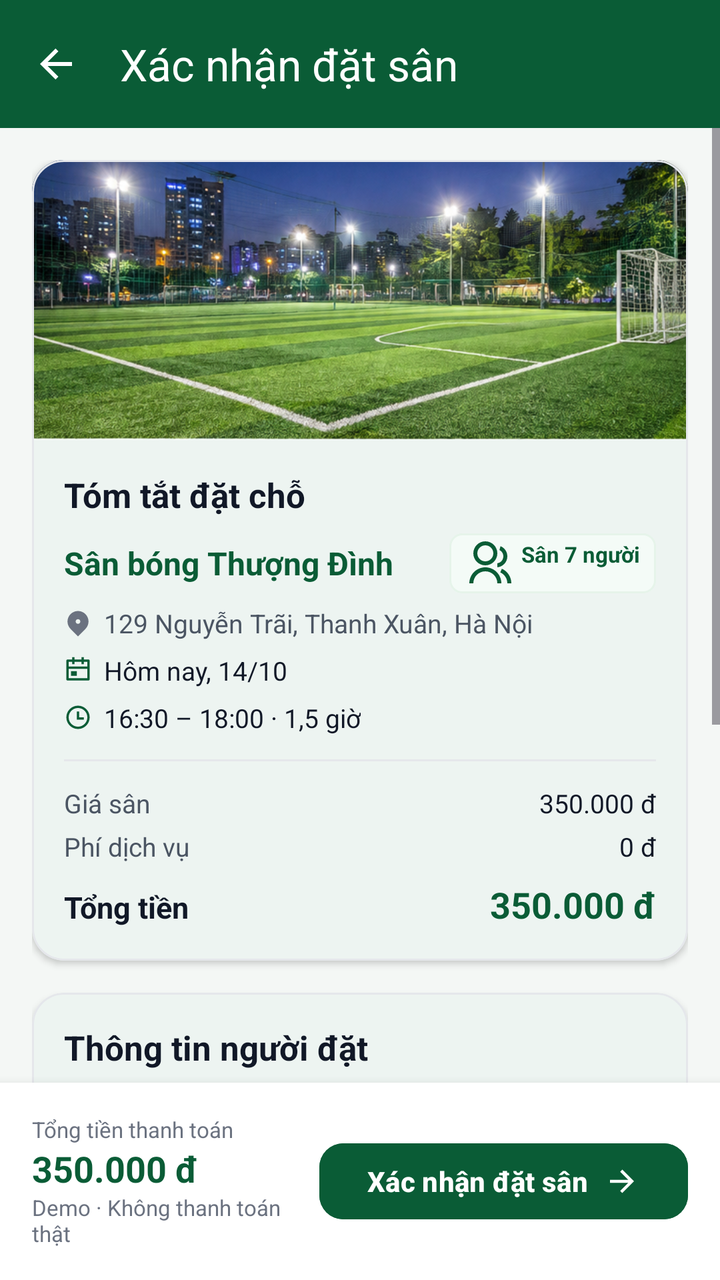
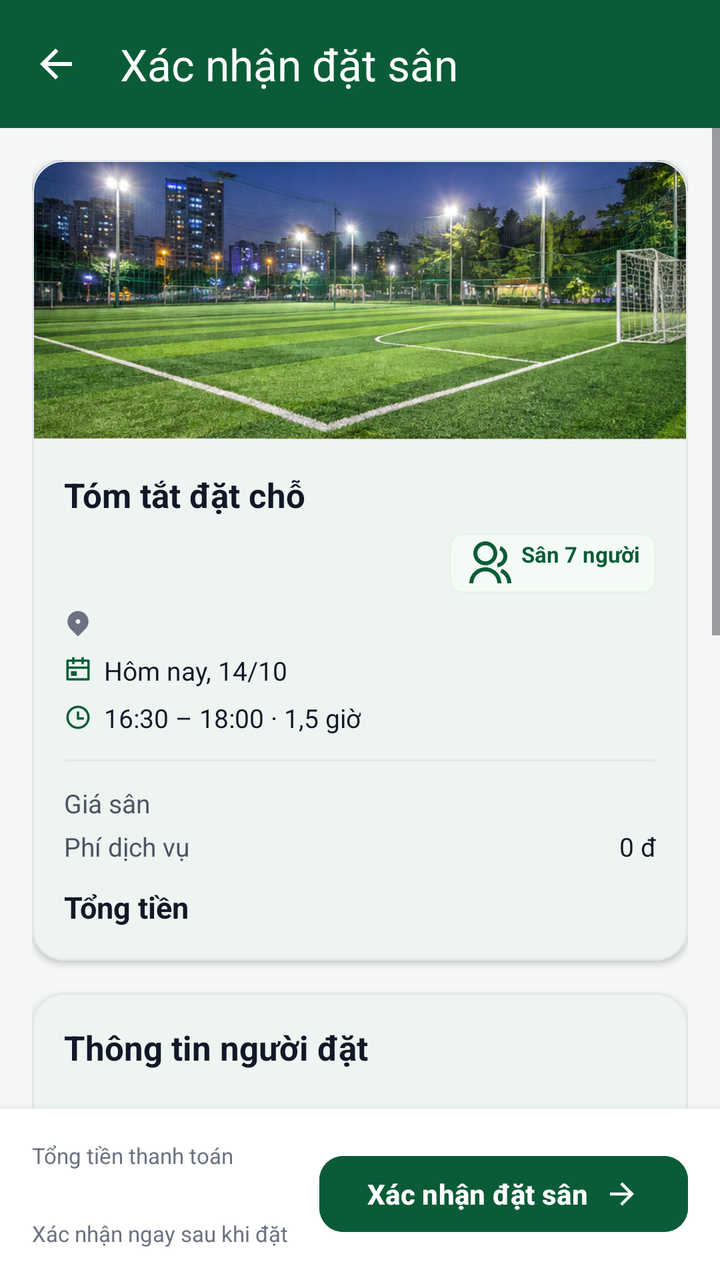

Screens rendered from an Android XML layout before and after an edit, with the pre-edit source and the edit as a unified diff.
<!-- AndroidManifest.xml: application theme Theme.SanBong -->
<!-- res/layout/activity_booking_confirm.xml -->
<?xml version="1.0" encoding="utf-8"?>
<LinearLayout
    xmlns:android="http://schemas.android.com/apk/res/android"
    xmlns:app="http://schemas.android.com/apk/res-auto"
    android:layout_width="match_parent"
    android:layout_height="match_parent"
    android:orientation="vertical"
    android:background="@color/background">

    
    <com.google.android.material.appbar.MaterialToolbar
        android:id="@+id/toolbar"
        android:layout_width="match_parent"
        android:layout_height="wrap_content"
        android:background="@color/primary_green"
        app:titleTextColor="@color/surface"
        app:navigationIcon="@drawable/ic_ri_arrow_left"
        app:navigationIconTint="@color/surface"
        app:title="Xác nhận đặt sân" />

    <ScrollView
        android:layout_width="match_parent"
        android:layout_height="0dp"
        android:layout_weight="1">

        <LinearLayout
            android:layout_width="match_parent"
            android:layout_height="wrap_content"
            android:orientation="vertical"
            android:padding="16dp">

            
            <com.google.android.material.card.MaterialCardView
                android:layout_width="match_parent"
                android:layout_height="wrap_content"
                app:cardCornerRadius="16dp"
                app:cardElevation="2dp"
                app:strokeWidth="1dp"
                app:strokeColor="@color/border"
                app:cardBackgroundColor="@color/surface">

                <LinearLayout
                    android:layout_width="match_parent"
                    android:layout_height="wrap_content"
                    android:orientation="vertical">

                    
                    <ImageView
                        android:id="@+id/ivConfirmBanner"
                        android:layout_width="match_parent"
                        android:layout_height="140dp"
                        android:scaleType="centerCrop"
                        android:src="@drawable/img_pitch_night" />

                    <LinearLayout
                        android:layout_width="match_parent"
                        android:layout_height="wrap_content"
                        android:orientation="vertical"
                        android:padding="16dp">

                        <TextView
                            android:layout_width="wrap_content"
                            android:layout_height="wrap_content"
                            android:text="Tóm tắt đặt chỗ"
                            android:textSize="17sp"
                            android:textStyle="bold"
                            android:textColor="@color/text_primary" />

                        
                        <LinearLayout
                            android:layout_width="match_parent"
                            android:layout_height="wrap_content"
                            android:layout_marginTop="8dp"
                            android:orientation="horizontal"
                            android:gravity="center_vertical">

                            <TextView
                                android:id="@+id/tvSummaryPitchName"
                                android:layout_width="0dp"
                                android:layout_height="wrap_content"
                                android:layout_weight="1"
                                android:textSize="16sp"
                                android:textStyle="bold"
                                android:textColor="@color/primary_green"
                                android:text="Sân bóng Thượng Đình" />

                            <TextView
                                android:id="@+id/tvSummaryPitchType"
                                android:layout_width="wrap_content"
                                android:layout_height="wrap_content"
                                android:background="@drawable/bg_type_badge"
                                android:paddingHorizontal="8dp"
                                android:paddingVertical="3dp"
                                android:textColor="@color/primary_green"
                                android:textSize="11sp"
                                android:textStyle="bold"
                                android:drawableStart="@drawable/ic_ri_group"
                                android:drawablePadding="4dp"
                                app:drawableTint="@color/primary_green"
                                android:text="Sân 7 người" />
                        </LinearLayout>

                        
                        <LinearLayout
                            android:layout_width="match_parent"
                            android:layout_height="wrap_content"
                            android:layout_marginTop="6dp"
                            android:orientation="horizontal"
                            android:gravity="center_vertical">

                            <ImageView
                                android:layout_width="14dp"
                                android:layout_height="14dp"
                                android:src="@drawable/ic_ri_map_pin"
                                app:tint="@color/text_muted" />

                            <TextView
                                android:id="@+id/tvSummaryAddress"
                                android:layout_width="match_parent"
                                android:layout_height="wrap_content"
                                android:layout_marginStart="6dp"
                                android:textSize="13sp"
                                android:textColor="@color/text_secondary"
                                android:text="129 Nguyễn Trãi, Thanh Xuân, Hà Nội" />
                        </LinearLayout>

                        
                        <LinearLayout
                            android:layout_width="match_parent"
                            android:layout_height="wrap_content"
                            android:layout_marginTop="6dp"
                            android:orientation="horizontal"
                            android:gravity="center_vertical">

                            <ImageView
                                android:layout_width="14dp"
                                android:layout_height="14dp"
                                android:src="@drawable/ic_ri_calendar"
                                app:tint="@color/primary_green" />

                            <TextView
                                android:id="@+id/tvSummaryDate"
                                android:layout_width="wrap_content"
                                android:layout_height="wrap_content"
                                android:layout_marginStart="6dp"
                                android:textSize="13sp"
                                android:textColor="@color/text_primary"
                                android:text="Hôm nay, 14/10" />
                        </LinearLayout>

                        <LinearLayout
                            android:layout_width="match_parent"
                            android:layout_height="wrap_content"
                            android:layout_marginTop="6dp"
                            android:orientation="horizontal"
                            android:gravity="center_vertical">

                            <ImageView
                                android:layout_width="14dp"
                                android:layout_height="14dp"
                                android:src="@drawable/ic_ri_time"
                                app:tint="@color/primary_green" />

                            <TextView
                                android:id="@+id/tvSummaryTime"
                                android:layout_width="wrap_content"
                                android:layout_height="wrap_content"
                                android:layout_marginStart="6dp"
                                android:textSize="13sp"
                                android:textColor="@color/text_primary"
                                android:text="16:30 – 18:00 · 1,5 giờ" />
                        </LinearLayout>

                        <View
                            android:layout_width="match_parent"
                            android:layout_height="1dp"
                            android:layout_marginVertical="12dp"
                            android:background="@color/border" />

                        
                        <LinearLayout
                            android:layout_width="match_parent"
                            android:layout_height="wrap_content"
                            android:orientation="horizontal">

                            <TextView
                                android:layout_width="0dp"
                                android:layout_height="wrap_content"
                                android:layout_weight="1"
                                android:textSize="13sp"
                                android:textColor="@color/text_secondary"
                                android:text="Giá sân" />

                            <TextView
                                android:id="@+id/tvPitchPrice"
                                android:layout_width="wrap_content"
                                android:layout_height="wrap_content"
                                android:textSize="13sp"
                                android:textColor="@color/text_primary"
                                android:text="350.000 đ" />
                        </LinearLayout>

                        <LinearLayout
                            android:layout_width="match_parent"
                            android:layout_height="wrap_content"
                            android:layout_marginTop="4dp"
                            android:orientation="horizontal">

                            <TextView
                                android:layout_width="0dp"
                                android:layout_height="wrap_content"
                                android:layout_weight="1"
                                android:textSize="13sp"
                                android:textColor="@color/text_secondary"
                                android:text="Phí dịch vụ" />

                            <TextView
                                android:layout_width="wrap_content"
                                android:layout_height="wrap_content"
                                android:textSize="13sp"
                                android:textColor="@color/text_primary"
                                android:text="0 đ" />
                        </LinearLayout>

                        <LinearLayout
                            android:layout_width="match_parent"
                            android:layout_height="wrap_content"
                            android:layout_marginTop="8dp"
                            android:orientation="horizontal">

                            <TextView
                                android:layout_width="0dp"
                                android:layout_height="wrap_content"
                                android:layout_weight="1"
                                android:textSize="15sp"
                                android:textStyle="bold"
                                android:textColor="@color/text_primary"
                                android:text="Tổng tiền" />

                            <TextView
                                android:id="@+id/tvSummaryTotal"
                                android:layout_width="wrap_content"
                                android:layout_height="wrap_content"
                                android:textSize="18sp"
                                android:textStyle="bold"
                                android:textColor="@color/primary_green"
                                android:text="350.000 đ" />
                        </LinearLayout>

                    </LinearLayout>
                </LinearLayout>
            </com.google.android.material.card.MaterialCardView>

            
            <com.google.android.material.card.MaterialCardView
                android:layout_width="match_parent"
                android:layout_height="wrap_content"
                android:layout_marginTop="16dp"
                app:cardCornerRadius="16dp"
                app:cardElevation="2dp"
                app:strokeWidth="1dp"
                app:strokeColor="@color/border"
                app:cardBackgroundColor="@color/surface">

                <LinearLayout
                    android:layout_width="match_parent"
                    android:layout_height="wrap_content"
                    android:orientation="vertical"
                    android:padding="16dp">

                    <TextView
                        android:layout_width="wrap_content"
                        android:layout_height="wrap_content"
                        android:text="Thông tin người đặt"
                        android:textSize="17sp"
                        android:textStyle="bold"
                        android:textColor="@color/text_primary" />

                    
                    <com.google.android.material.textfield.TextInputLayout
                        android:id="@+id/tilCustomerName"
                        style="@style/Widget.Material3.TextInputLayout.OutlinedBox"
                        android:layout_width="match_parent"
                        android:layout_height="wrap_content"
                        android:layout_marginTop="14dp"
                        android:hint="Họ và tên người đặt *"
                        app:placeholderText="Nhập họ tên của bạn"
                        app:placeholderTextColor="@color/text_muted"
                        app:startIconDrawable="@drawable/ic_ri_user"
                        app:startIconTint="@color/text_muted"
                        app:boxCornerRadiusTopStart="10dp"
                        app:boxCornerRadiusTopEnd="10dp"
                        app:boxCornerRadiusBottomStart="10dp"
                        app:boxCornerRadiusBottomEnd="10dp">

                        <com.google.android.material.textfield.TextInputEditText
                            android:id="@+id/etCustomerName"
                            android:layout_width="match_parent"
                            android:layout_height="wrap_content"
                            android:textColor="@color/text_primary"
                            android:textSize="14sp"
                            android:inputType="textPersonName" />
                    </com.google.android.material.textfield.TextInputLayout>

                    
                    <com.google.android.material.textfield.TextInputLayout
                        android:id="@+id/tilCustomerPhone"
                        style="@style/Widget.Material3.TextInputLayout.OutlinedBox"
                        android:layout_width="match_parent"
                        android:layout_height="wrap_content"
                        android:layout_marginTop="12dp"
                        android:hint="Số điện thoại liên hệ *"
                        app:placeholderText="Ví dụ: 0912 345 678"
                        app:placeholderTextColor="@color/text_muted"
                        app:startIconDrawable="@drawable/ic_ri_phone"
                        app:startIconTint="@color/text_muted"
                        app:boxCornerRadiusTopStart="10dp"
                        app:boxCornerRadiusTopEnd="10dp"
                        app:boxCornerRadiusBottomStart="10dp"
                        app:boxCornerRadiusBottomEnd="10dp">

                        <com.google.android.material.textfield.TextInputEditText
                            android:id="@+id/etCustomerPhone"
                            android:layout_width="match_parent"
                            android:layout_height="wrap_content"
                            android:textColor="@color/text_primary"
                            android:textSize="14sp"
                            android:inputType="phone" />
                    </com.google.android.material.textfield.TextInputLayout>

                    
                    <LinearLayout
                        android:layout_width="match_parent"
                        android:layout_height="wrap_content"
                        android:layout_marginTop="14dp"
                        android:background="@drawable/bg_rating_badge"
                        android:backgroundTint="@color/slot_available_bg"
                        android:padding="12dp"
                        android:gravity="center_vertical">

                        <ImageView
                            android:layout_width="16dp"
                            android:layout_height="16dp"
                            android:src="@drawable/ic_ri_info"
                            app:tint="@color/primary_green" />

                        <TextView
                            android:layout_width="0dp"
                            android:layout_height="wrap_content"
                            android:layout_weight="1"
                            android:layout_marginStart="8dp"
                            android:textSize="12sp"
                            android:textColor="@color/primary_green"
                            android:text="Đây là bản demo, bạn chưa bị thu phí." />
                    </LinearLayout>

                    
                    <CheckBox
                        android:id="@+id/cbConfirmTerms"
                        android:layout_width="match_parent"
                        android:layout_height="wrap_content"
                        android:layout_marginTop="10dp"
                        android:button="@drawable/sl_ri_checkbox"
                        android:paddingStart="6dp"
                        android:checked="true"
                        android:textSize="13sp"
                        android:textColor="@color/text_secondary"
                        android:text="Tôi xác nhận thông tin đặt sân là chính xác" />

                </LinearLayout>
            </com.google.android.material.card.MaterialCardView>

        </LinearLayout>
    </ScrollView>

    
    <LinearLayout
        android:layout_width="match_parent"
        android:layout_height="wrap_content"
        android:background="@color/surface"
        android:elevation="8dp"
        android:padding="16dp"
        android:gravity="center_vertical"
        android:orientation="horizontal">

        <LinearLayout
            android:layout_width="0dp"
            android:layout_height="wrap_content"
            android:layout_weight="1"
            android:orientation="vertical">

            <TextView
                android:layout_width="wrap_content"
                android:layout_height="wrap_content"
                android:textSize="11sp"
                android:textColor="@color/text_muted"
                android:text="Tổng tiền thanh toán" />

            <TextView
                android:id="@+id/tvBottomTotal"
                android:layout_width="wrap_content"
                android:layout_height="wrap_content"
                android:textSize="18sp"
                android:textStyle="bold"
                android:textColor="@color/primary_green"
                android:text="350.000 đ" />

            <TextView
                android:layout_width="wrap_content"
                android:layout_height="wrap_content"
                android:textSize="11sp"
                android:textColor="@color/text_muted"
                android:text="Demo · Không thanh toán thật" />
        </LinearLayout>

        <com.google.android.material.button.MaterialButton
            android:id="@+id/btnSubmitBooking"
            android:layout_width="wrap_content"
            android:layout_height="46dp"
            android:text="Xác nhận đặt sân"
            android:textSize="14sp"
            android:textStyle="bold"
            app:cornerRadius="12dp"
            android:backgroundTint="@color/primary_green"
            android:textColor="@color/surface"
            app:icon="@drawable/ic_ri_arrow_right"
            app:iconGravity="end"
            app:iconTint="@color/surface" />
    </LinearLayout>

</LinearLayout>
<!-- resources referenced by this layout -->
<resources>
  <color name="background">#F4F7F5</color>
  <color name="border">#E5E7EB</color>
  <color name="primary_green">#0A5C36</color>
  <color name="slot_available_bg">#EAF7EE</color>
  <color name="surface">#FFFFFF</color>
  <color name="text_muted">#6B7280</color>
  <color name="text_primary">#111827</color>
  <color name="text_secondary">#4B5563</color>
  <!-- drawable bg_rating_badge (drawable) -->
  <?xml version="1.0" encoding="utf-8"?>
  <shape xmlns:android="http://schemas.android.com/apk/res/android">
      <solid android:color="@color/brand_100" />
      <corners android:radius="6dp" />
  </shape>
  <!-- drawable bg_type_badge (drawable) -->
  <?xml version="1.0" encoding="utf-8"?>
  <shape xmlns:android="http://schemas.android.com/apk/res/android">
      <solid android:color="@color/brand_50" />
      <stroke android:width="1dp" android:color="@color/brand_100" />
      <corners android:radius="6dp" />
  </shape>
  <!-- drawable ic_ri_arrow_left (drawable) -->
  ﻿<vector xmlns:android="http://schemas.android.com/apk/res/android"
      android:width="24dp"
      android:height="24dp"
      android:viewportWidth="24"
      android:viewportHeight="24">
      <path
          android:fillColor="#FF000000"
          android:pathData="M7.82843 10.9999H20V12.9999H7.82843L13.1924 18.3638L11.7782 19.778L4 11.9999L11.7782 4.22168L13.1924 5.63589L7.82843 10.9999Z" />
  </vector>
  <!-- drawable ic_ri_arrow_right (drawable) -->
  ﻿<vector xmlns:android="http://schemas.android.com/apk/res/android"
      android:width="24dp"
      android:height="24dp"
      android:viewportWidth="24"
      android:viewportHeight="24">
      <path
          android:fillColor="#FF000000"
          android:pathData="M16.1716 10.9999L10.8076 5.63589L12.2218 4.22168L20 11.9999L12.2218 19.778L10.8076 18.3638L16.1716 12.9999H4V10.9999H16.1716Z" />
  </vector>
  <!-- drawable ic_ri_calendar (drawable) -->
  ﻿<vector xmlns:android="http://schemas.android.com/apk/res/android"
      android:width="24dp"
      android:height="24dp"
      android:viewportWidth="24"
      android:viewportHeight="24">
      <path
          android:fillColor="#FF000000"
          android:pathData="M9 1V3H15V1H17V3H21C21.5523 3 22 3.44772 22 4V20C22 20.5523 21.5523 21 21 21H3C2.44772 21 2 20.5523 2 20V4C2 3.44772 2.44772 3 3 3H7V1H9ZM20 11H4V19H20V11ZM11 13V17H6V13H11ZM7 5H4V9H20V5H17V7H15V5H9V7H7V5Z" />
  </vector>
  <!-- drawable sl_ri_checkbox (drawable) -->
  <?xml version="1.0" encoding="utf-8"?>
  <selector xmlns:android="http://schemas.android.com/apk/res/android">
      <item android:state_checked="true" android:drawable="@drawable/ic_ri_checkbox_fill" />
      <item android:drawable="@drawable/ic_ri_checkbox_blank_line" />
  </selector>
  <color name="brand_100">#E6F4EA</color>
  <color name="brand_50">#F4FBF7</color>
  <!-- drawable ic_ri_checkbox_blank_line (drawable) -->
  <vector xmlns:android="http://schemas.android.com/apk/res/android"
      android:width="20dp"
      android:height="20dp"
      android:viewportWidth="24"
      android:viewportHeight="24">
      <path
          android:fillColor="#94A3B8"
          android:pathData="M4 3H20C20.5523 3 21 3.44772 21 4V20C21 20.5523 20.5523 21 20 21H4C3.44772 21 3 20.5523 3 20V4C3 3.44772 3.44772 3 4 3ZM5 5V19H19V5H5Z" />
  </vector>
  <color name="brand_700">#0D683D</color>
  <color name="brand_950">#074528</color>
  <color name="brand_600">#10804D</color>
  <color name="brand_800">#0A5C36</color>
  <style name="ThemeOverlay.SanBong.MaterialAlertDialog" parent="ThemeOverlay.Material3.MaterialAlertDialog">
          <item name="colorPrimary">@color/primary_green</item>
          <item name="colorSurface">@color/surface</item>
          <item name="colorOnSurface">@color/text_primary</item>
      </style>
  <!-- unchanged entries left out for length: 9 -->
</resources>

<!-- the commit's change to res/layout/activity_booking_confirm.xml (unified diff, before → after) -->
@@ -82,7 +82,7 @@
                                 android:textSize="16sp"
                                 android:textStyle="bold"
                                 android:textColor="@color/primary_green"
-                                android:text="Sân bóng Thượng Đình" />
+                                android:text="" />
 
                             <TextView
                                 android:id="@+id/tvSummaryPitchType"
@@ -121,7 +121,7 @@
                                 android:layout_marginStart="6dp"
                                 android:textSize="13sp"
                                 android:textColor="@color/text_secondary"
-                                android:text="129 Nguyễn Trãi, Thanh Xuân, Hà Nội" />
+                                android:text="" />
                         </LinearLayout>
 
                         
@@ -197,7 +197,7 @@
                                 android:layout_height="wrap_content"
                                 android:textSize="13sp"
                                 android:textColor="@color/text_primary"
-                                android:text="350.000 đ" />
+                                android:text="" />
                         </LinearLayout>
 
                         <LinearLayout
@@ -244,7 +244,7 @@
                                 android:textSize="18sp"
                                 android:textStyle="bold"
                                 android:textColor="@color/primary_green"
-                                android:text="350.000 đ" />
+                                android:text="" />
                         </LinearLayout>
 
                     </LinearLayout>
@@ -328,6 +328,45 @@
                             android:inputType="phone" />
                     </com.google.android.material.textfield.TextInputLayout>
 
+                    <TextView
+                        android:layout_width="wrap_content"
+                        android:layout_height="wrap_content"
+                        android:layout_marginTop="16dp"
+                        android:text="Phương thức thanh toán"
+                        android:textColor="@color/text_primary"
+                        android:textSize="15sp"
+                        android:textStyle="bold" />
+
+                    <RadioGroup
+                        android:id="@+id/rgPaymentMethod"
+                        android:layout_width="match_parent"
+                        android:layout_height="wrap_content"
+                        android:layout_marginTop="6dp"
+                        android:orientation="vertical">
+
+                        <com.google.android.material.radiobutton.MaterialRadioButton
+                            android:id="@+id/rbPaymentCash"
+                            android:layout_width="match_parent"
+                            android:layout_height="wrap_content"
+                            android:checked="true"
+                            android:text="Tiền mặt tại sân" />
+
+                        <com.google.android.material.radiobutton.MaterialRadioButton
+                            android:id="@+id/rbPaymentQr"
+                            android:layout_width="match_parent"
+                            android:layout_height="wrap_content"
+                            android:text="Chuyển khoản qua QR (xem hướng dẫn sau)" />
+                    </RadioGroup>
+
+                    <TextView
+                        android:id="@+id/tvPaymentHint"
+                        android:layout_width="match_parent"
+                        android:layout_height="wrap_content"
+                        android:layout_marginTop="2dp"
+                        android:text="Lịch xác nhận ngay sau khi đặt. QR hiện chưa quét hoặc đối soát tự động."
+                        android:textColor="@color/text_secondary"
+                        android:textSize="12sp" />
+
                     
                     <LinearLayout
                         android:layout_width="match_parent"
@@ -351,7 +390,7 @@
                             android:layout_marginStart="8dp"
                             android:textSize="12sp"
                             android:textColor="@color/primary_green"
-                            android:text="Đây là bản demo, bạn chưa bị thu phí." />
+                            android:text="Chọn QR chỉ ghi nhận phương thức dự kiến; chưa phát sinh giao dịch." />
                     </LinearLayout>
 
                     
@@ -403,14 +442,14 @@
                 android:textSize="18sp"
                 android:textStyle="bold"
                 android:textColor="@color/primary_green"
-                android:text="350.000 đ" />
+                android:text="" />
 
             <TextView
                 android:layout_width="wrap_content"
                 android:layout_height="wrap_content"
                 android:textSize="11sp"
                 android:textColor="@color/text_muted"
-                android:text="Demo · Không thanh toán thật" />
+                android:text="Xác nhận ngay sau khi đặt" />
         </LinearLayout>
 
         <com.google.android.material.button.MaterialButton
